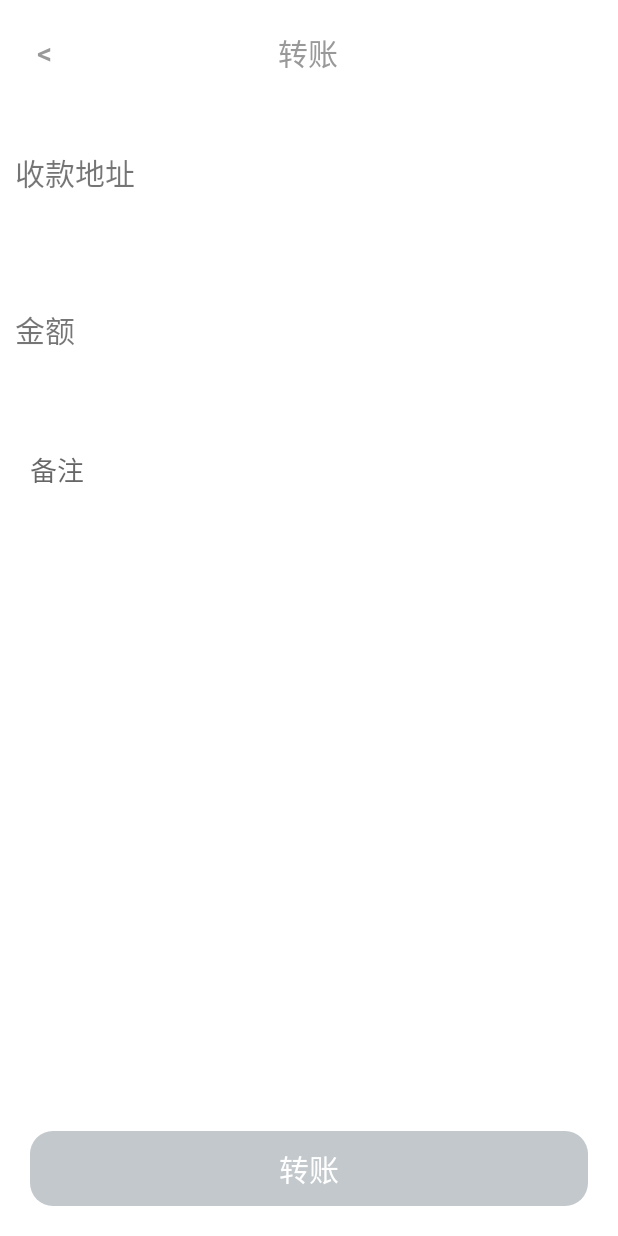
After one commit to moretimeL/LJwallet, an Android app: the SendActivity screen opened directly, with no data from a screen before it, on a phone screen of 412 x 824 dp. The commit adds this screen. Run offline under Robolectric (Android 15) with nearby library versions, the phone set to English and light mode, and no system bars; libraries missing offline, so code that uses them is left out: org.web3j.protocol.

Commit message:
add SendActivity

```diff
--- a/app/src/main/AndroidManifest.xml
+++ b/app/src/main/AndroidManifest.xml
@@ -1,6 +1,8 @@
 <?xml version="1.0" encoding="utf-8"?>
 <manifest xmlns:android="http://schemas.android.com/apk/res/android"
     package="com.liu.ljwallet">
+
+    <uses-permission android:name="android.permission.INTERNET" />
 
     <application
         android:allowBackup="true"
@@ -9,7 +11,8 @@
         android:roundIcon="@mipmap/ic_launcher_round"
         android:supportsRtl="true"
         android:theme="@style/Theme.LJwallet">
-        <activity android:name=".activity.MyWalletActivity"></activity>
+        <activity android:name=".activity.SendActivity"></activity>
+        <activity android:name=".activity.MyWalletActivity" />
         <activity android:name=".activity.ConfirmSeedActivity" />
         <activity android:name=".activity.BackUpSeedActivity" />
         <activity android:name=".activity.ImportWalletActivity" />
--- a/app/src/main/java/com/liu/ljwallet/MainActivity.java
+++ b/app/src/main/java/com/liu/ljwallet/MainActivity.java
@@ -22,7 +22,7 @@ public class MainActivity extends AppCompatActivity {
         try {
             DbController dbController = DbController.getInstance(MainActivity.this);
             MyWallet myWallet1 = dbController.getById(1L);
-            Thread.sleep(2000);
+            Thread.sleep(500);
             if (myWallet1 == null){
                 Intent intent = new Intent(this, IndexActivity.class);
                 intent.setFlags(Intent.FLAG_ACTIVITY_CLEAR_TASK|Intent.FLAG_ACTIVITY_NEW_TASK);
--- /dev/null
+++ b/app/src/main/java/com/liu/ljwallet/activity/SendActivity.java
@@ -0,0 +1,89 @@
+package com.liu.ljwallet.activity;
+
+import android.content.Intent;
+import android.os.Bundle;
+import android.text.Editable;
+import android.text.TextWatcher;
+import android.widget.EditText;
+import android.widget.TextView;
+
+import androidx.appcompat.app.AppCompatActivity;
+
+import com.liu.ljwallet.R;
+import com.liu.ljwallet.db.DbController;
+import com.liu.ljwallet.entity.MyWallet;
+import com.liu.ljwallet.util.ETHWalletUtil;
+import com.liu.ljwallet.util.RxToast;
+
+import org.web3j.protocol.core.methods.response.TransactionReceipt;
+
+public class SendActivity extends AppCompatActivity {
+
+    @Override
+    protected void onCreate(Bundle savedInstanceState) {
+        super.onCreate(savedInstanceState);
+        setContentView(R.layout.activity_send);
+        RxToast.setContext(this);
+        initView();
+    }
+
+    public void initView(){
+        TextView sendSubBut = findViewById(R.id.sendSub);
+        EditText toAddressText = findViewById(R.id.toAddress);
+        EditText tranNumText = findViewById(R.id.tranNum);
+        EditText remarksText = findViewById(R.id.remarks);
+        sendSubBut.setEnabled(false);
+        toAddressText.addTextChangedListener(new SendActivity.onEditorListener(sendSubBut,toAddressText,remarksText,tranNumText));
+        tranNumText.addTextChangedListener(new SendActivity.onEditorListener(sendSubBut,toAddressText,remarksText,tranNumText));
+        remarksText.addTextChangedListener(new SendActivity.onEditorListener(sendSubBut,toAddressText,remarksText,tranNumText));
+    }
+
+
+    class onEditorListener implements TextWatcher {
+        private TextView sendSubBut;
+        private EditText toAddressText;
+        private EditText remarksText;
+        private EditText tranNumText;
+
+        public onEditorListener(TextView sendSubBut, EditText toAddressText, EditText remarksText, EditText tranNumText) {
+            this.sendSubBut = sendSubBut;
+            this.toAddressText = toAddressText;
+            this.remarksText = remarksText;
+            this.tranNumText = tranNumText;
+        }
+
+        @Override
+        public void beforeTextChanged(CharSequence s, int start, int count, int after) {
+
+        }
+
+        @Override
+        public void onTextChanged(CharSequence s, int start, int before, int count) {
+
+        }
+
+        @Override
+        public void afterTextChanged(Editable s) {
+            DbController dbController = DbController.getInstance(SendActivity.this);
+            String toAddress = toAddressText.getText().toString();
+            String remarks = remarksText.getText().toString();
+            String tranNum = tranNumText.getText().toString();
+            if (!isEmpty(toAddress) && !isEmpty(tranNum)){
+                sendSubBut.setBackgroundResource(R.drawable.shape_create_on);
+                sendSubBut.setEnabled(true);
+                sendSubBut.setOnClickListener(e->{
+                    TransactionReceipt transactionReceipt = ETHWalletUtil.sendCoin(toAddress, tranNum);
+                    Intent intent = new Intent(SendActivity.this, MyWalletActivity.class);
+                    startActivity(intent);
+                });
+            }else {
+                sendSubBut.setBackgroundResource(R.drawable.shape_create_close);
+                sendSubBut.setEnabled(false);
+            }
+        }
+    }
+
+    private Boolean isEmpty(String s){
+        return s == null || s.equals("");
+    }
+}
--- a/app/src/main/java/com/liu/ljwallet/layout/TitleBar.java
+++ b/app/src/main/java/com/liu/ljwallet/layout/TitleBar.java
@@ -37,6 +37,9 @@ public class TitleBar extends LinearLayout{
         if (context.getClass().getSimpleName().equals("ConfirmSeedActivity")){
             titleView.setText("确认助记词");
         }
+        if (context.getClass().getSimpleName().equals("SendActivity")){
+            titleView.setText("转账");
+        }
         backButton.setOnClickListener(e->{
             ((Activity) context).finish();
         });
--- /dev/null
+++ b/app/src/main/res/layout/activity_send.xml
@@ -0,0 +1,77 @@
+<?xml version="1.0" encoding="utf-8"?>
+<LinearLayout xmlns:android="http://schemas.android.com/apk/res/android"
+    xmlns:app="http://schemas.android.com/apk/res-auto"
+    xmlns:tools="http://schemas.android.com/tools"
+    android:layout_width="match_parent"
+    android:layout_height="match_parent"
+    android:orientation="vertical"
+    tools:context=".activity.SendActivity">
+    <com.liu.ljwallet.layout.TitleBar
+        android:layout_width="match_parent"
+        android:layout_height="wrap_content"/>
+    <TextView
+        android:layout_width="wrap_content"
+        android:layout_height="wrap_content"
+        android:layout_marginTop="30dp"
+        android:text="收款地址"
+        android:textSize="20dp"
+        android:layout_marginLeft="10dp"
+        />
+    <EditText
+        android:id="@+id/toAddress"
+        android:layout_marginTop="20dp"
+        android:layout_width="match_parent"
+        android:layout_height="wrap_content"
+        android:background="@android:color/transparent"
+        android:layout_marginLeft="20dp"
+        />
+    <TextView
+        android:layout_marginTop="30dp"
+        android:layout_width="wrap_content"
+        android:layout_height="wrap_content"
+        android:text="金额"
+        android:textSize="20dp"
+        android:layout_marginLeft="10dp"
+        />
+    <EditText
+        android:id="@+id/tranNum"
+        android:layout_marginTop="20dp"
+        android:layout_width="match_parent"
+        android:layout_height="wrap_content"
+        android:background="@android:color/transparent"
+        android:layout_marginLeft="20dp"
+        />
+    <EditText
+        android:id="@+id/remarks"
+        android:layout_marginTop="20dp"
+        android:layout_width="match_parent"
+        android:layout_height="wrap_content"
+        android:layout_marginLeft="20dp"
+        android:background="@android:color/transparent"
+        android:hint="备注"
+        />
+    <LinearLayout
+        android:layout_width="match_parent"
+        android:layout_height="0dp"
+        android:layout_weight="1">
+    </LinearLayout>
+    <LinearLayout
+        android:layout_width="fill_parent"
+        android:layout_height="wrap_content"
+        android:gravity="bottom"
+        android:orientation="vertical">
+        <TextView
+            android:id="@+id/sendSub"
+            android:layout_width="match_parent"
+            android:layout_height="50dp"
+            android:layout_marginLeft="20dp"
+            android:layout_marginRight="20dp"
+            android:layout_marginBottom="20dp"
+            android:textColor="#ffffff"
+            android:gravity="center"
+            android:textSize="20dp"
+            android:background="@drawable/shape_create_close"
+            android:text="转账"
+            />
+    </LinearLayout>
+</LinearLayout>
```
Also changed, not shown: app/src/main/java/com/liu/ljwallet/activity/CreateWalletActivity.java (+19 -1 lines), app/src/main/java/com/liu/ljwallet/activity/ImportWalletActivity.java (+16 -1 lines), app/src/main/java/com/liu/ljwallet/activity/MyWalletActivity.java (+25 -2 lines), app/src/main/java/com/liu/ljwallet/layout/CopyButtonLibrary.java (added, +33 -0 lines), app/src/main/java/com/liu/ljwallet/util/ETHWalletUtil.java (added, +126 -0 lines), app/src/main/res/layout/activity_my_wallet.xml (+27 -9 lines).
